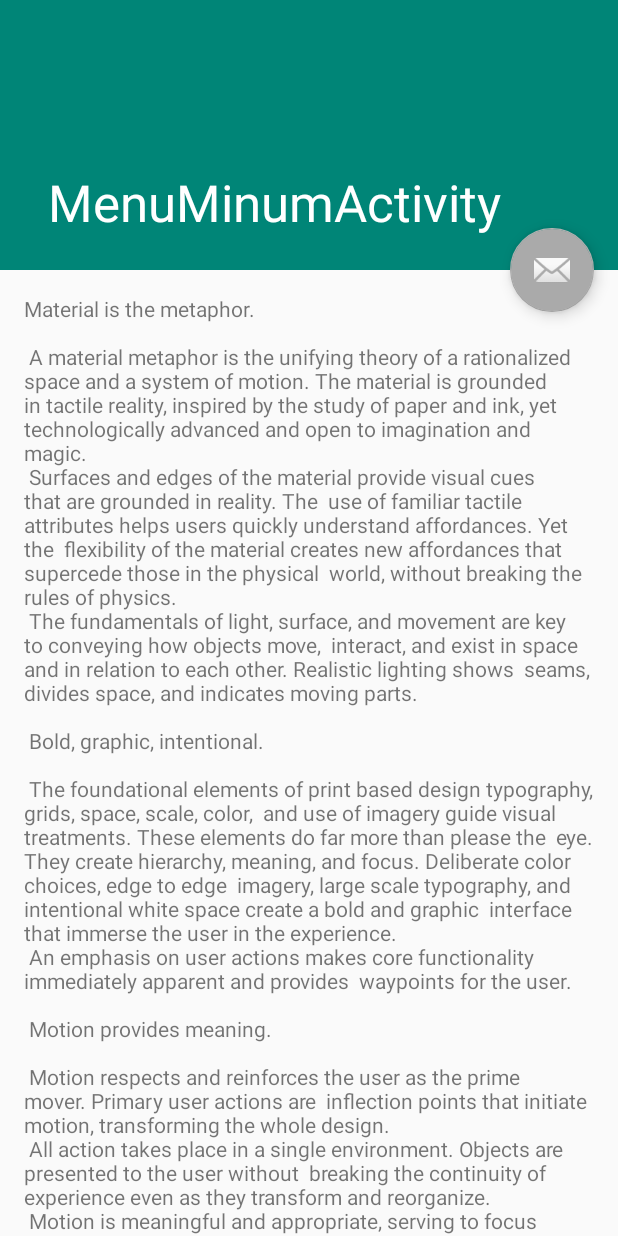
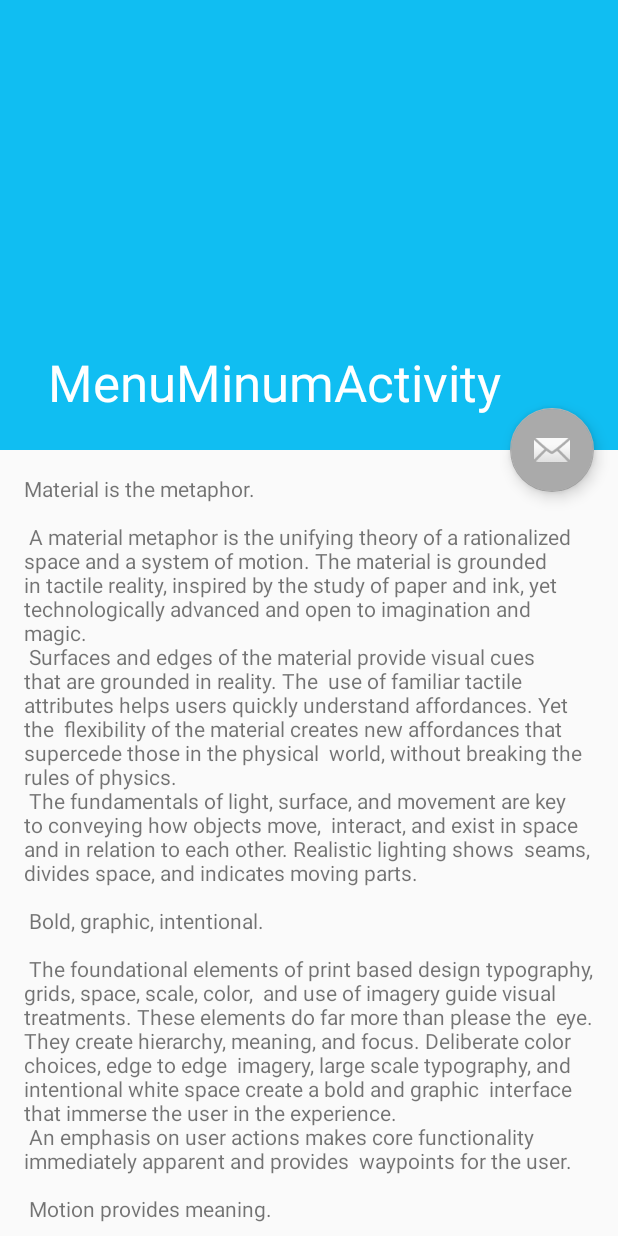
Before and after one commit to dhiyo7/PLUGIN-Pregnant-Care, an Android app: the MenuMinumActivity screen opened directly, with no data from a screen before it, on a phone screen of 412 x 824 dp. Run offline under Robolectric (Android 15) with nearby library versions, the phone set to English and light mode, and no system bars.

Commit message:
Semangat FINAL

```diff
--- a/app/src/main/java/com/plugin/pregnantcarekuwuk/MenuMinumActivity.java
+++ b/app/src/main/java/com/plugin/pregnantcarekuwuk/MenuMinumActivity.java
@@ -9,6 +9,7 @@ import androidx.appcompat.app.AppCompatActivity;
 import androidx.appcompat.widget.Toolbar;
 
 import android.view.View;
+import android.view.WindowManager;
 
 public class MenuMinumActivity extends AppCompatActivity {
 
@@ -18,6 +19,10 @@ public class MenuMinumActivity extends AppCompatActivity {
         setContentView(R.layout.activity_menu_minum);
         Toolbar toolbar = (Toolbar) findViewById(R.id.toolbar);
         setSupportActionBar(toolbar);
+
+        getWindow().setFlags(
+                WindowManager.LayoutParams.FLAG_LAYOUT_NO_LIMITS,
+                WindowManager.LayoutParams.FLAG_LAYOUT_NO_LIMITS);
 
         FloatingActionButton fab = (FloatingActionButton) findViewById(R.id.fab);
         fab.setOnClickListener(new View.OnClickListener() {
--- a/app/src/main/java/com/plugin/pregnantcarekuwuk/MenuOlahragaActivity.java
+++ b/app/src/main/java/com/plugin/pregnantcarekuwuk/MenuOlahragaActivity.java
@@ -9,6 +9,7 @@ import androidx.appcompat.app.AppCompatActivity;
 import androidx.appcompat.widget.Toolbar;
 
 import android.view.View;
+import android.view.WindowManager;
 
 public class MenuOlahragaActivity extends AppCompatActivity {
 
@@ -18,6 +19,10 @@ public class MenuOlahragaActivity extends AppCompatActivity {
         setContentView(R.layout.activity_menu_olahraga);
         Toolbar toolbar = (Toolbar) findViewById(R.id.toolbar);
         setSupportActionBar(toolbar);
+
+        getWindow().setFlags(
+                WindowManager.LayoutParams.FLAG_LAYOUT_NO_LIMITS,
+                WindowManager.LayoutParams.FLAG_LAYOUT_NO_LIMITS);
 
         FloatingActionButton fab = (FloatingActionButton) findViewById(R.id.fab);
         fab.setOnClickListener(new View.OnClickListener() {
--- a/app/src/main/res/values/colors.xml
+++ b/app/src/main/res/values/colors.xml
@@ -1,7 +1,7 @@
 <?xml version="1.0" encoding="utf-8"?>
 <resources>
-    <color name="colorPrimary">#008577</color>
-    <color name="colorPrimaryDark">#00574B</color>
+    <color name="colorPrimary">#10BEF2</color>
+    <color name="colorPrimaryDark">#1675BC</color>
     <color name="colorAccent">#AAAAAA</color>
     <color name="grey">#00FFFF</color>
     <color name="white">#FFFFFF</color>
--- a/app/src/main/res/values/dimens.xml
+++ b/app/src/main/res/values/dimens.xml
@@ -1,5 +1,5 @@
 <resources>
-    <dimen name="app_bar_height">180dp</dimen>
+    <dimen name="app_bar_height">300dp</dimen>
     <dimen name="fab_margin">16dp</dimen>
     <dimen name="text_margin">16dp</dimen>
 </resources>
```
Also changed, not shown: app/src/main/java/com/plugin/pregnantcarekuwuk/FragmentBumil/BerandaFragment.java (+18 -17 lines), app/src/main/java/com/plugin/pregnantcarekuwuk/MenuMakanActivity.java (+4 -8 lines), app/src/main/res/layout/activity_menu_makan.xml (+7 -12 lines), app/src/main/res/layout/fragment_beranda.xml (+23 -24 lines).
